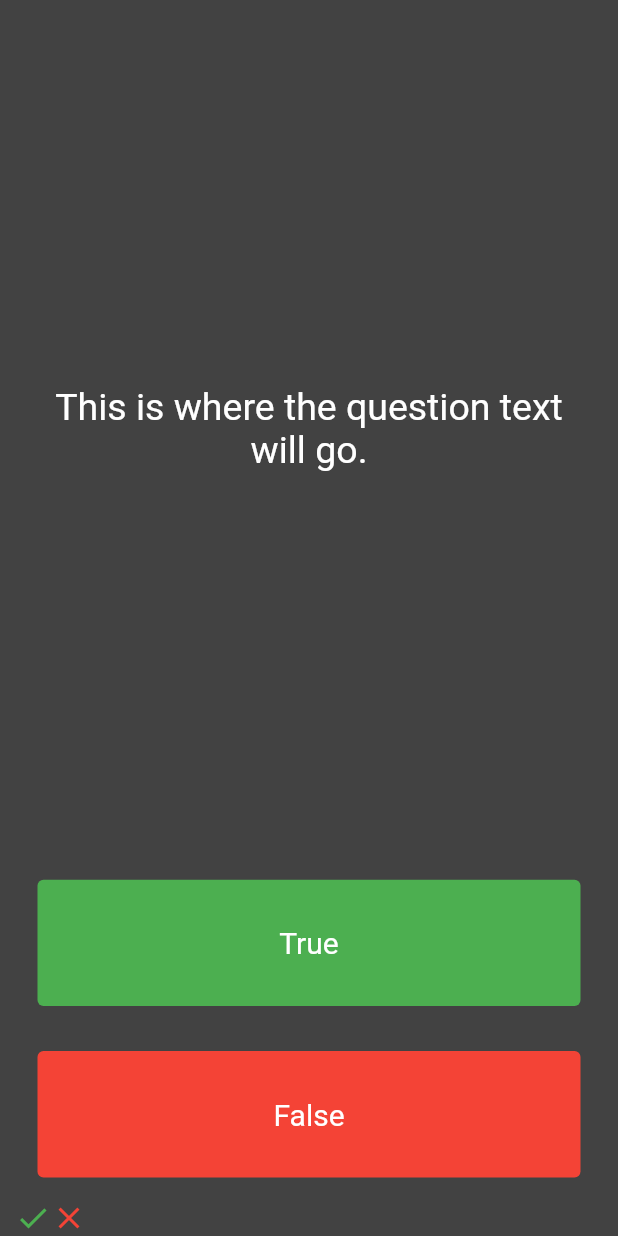
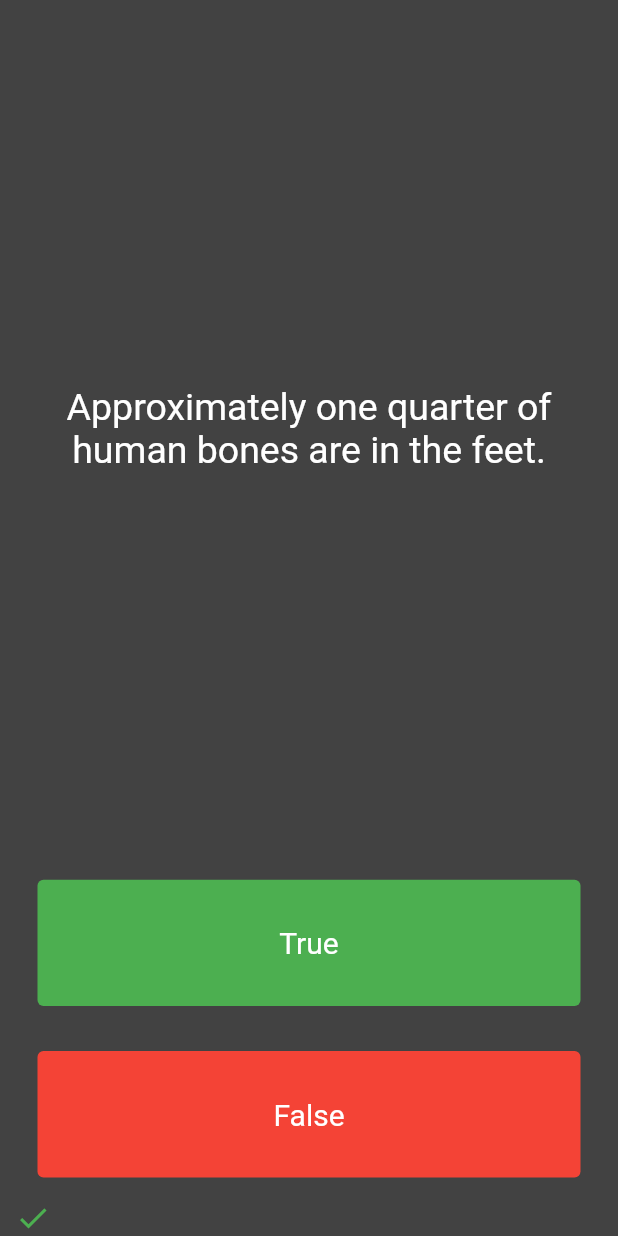
Before and after one commit to Teresia-Kirungo/quiz, a Flutter app: the screen it shows after launch, after a tap on "True", on a phone screen of 412 x 824 dp. Run offline on Flutter 3.47's test engine with Material 2 defaults, Android fonts, the phone set to English and light mode, and no system bars.

```diff
--- a/lib/main.dart
+++ b/lib/main.dart
@@ -28,16 +28,14 @@ class QuizPage extends StatefulWidget {
 }
 
 class _QuizPageState extends State<QuizPage> {
-  List<Icon> scoreKeeper = [
-    Icon(
-      Icons.check,
-      color: Colors.green,
-    ),
-    Icon(
-      Icons.close,
-      color: Colors.red,
-    ),
+  List<Icon> scoreKeeper = [];
+
+  List<String> questions = [
+    'You can lead a cow down stairs but not up stairs.',
+    'Approximately one quarter of human bones are in the feet.',
+    'A slug\'s blood is green.',
   ];
+  int questionNumber = 0;
   @override
   Widget build(BuildContext context) {
     return Column(
@@ -50,7 +48,7 @@ class _QuizPageState extends State<QuizPage> {
             padding: EdgeInsets.all(10.0),
             child: Center(
               child: Text(
-                'This is where the question text will go.',
+                questions[questionNumber],
                 textAlign: TextAlign.center,
                 style: TextStyle(
                   fontSize: 25.0,
@@ -75,6 +73,12 @@ class _QuizPageState extends State<QuizPage> {
                 ),
               ),
               onPressed: () {
+                setState(() {
+                  scoreKeeper.add(
+                    Icon(Icons.check, color: Colors.green),
+                  );
+                  questionNumber = questionNumber + 1;
+                });
                 //The user picked true.
               },
             ),
@@ -97,8 +101,9 @@ class _QuizPageState extends State<QuizPage> {
               onPressed: () {
                 setState(() {
                   scoreKeeper.add(
-                    Icon(Icons.check, color: Colors.green),
+                    Icon(Icons.close, color: Colors.red),
                   );
+                  questionNumber = questionNumber + 1;
                 });
 
                 //The user picked true.
```
